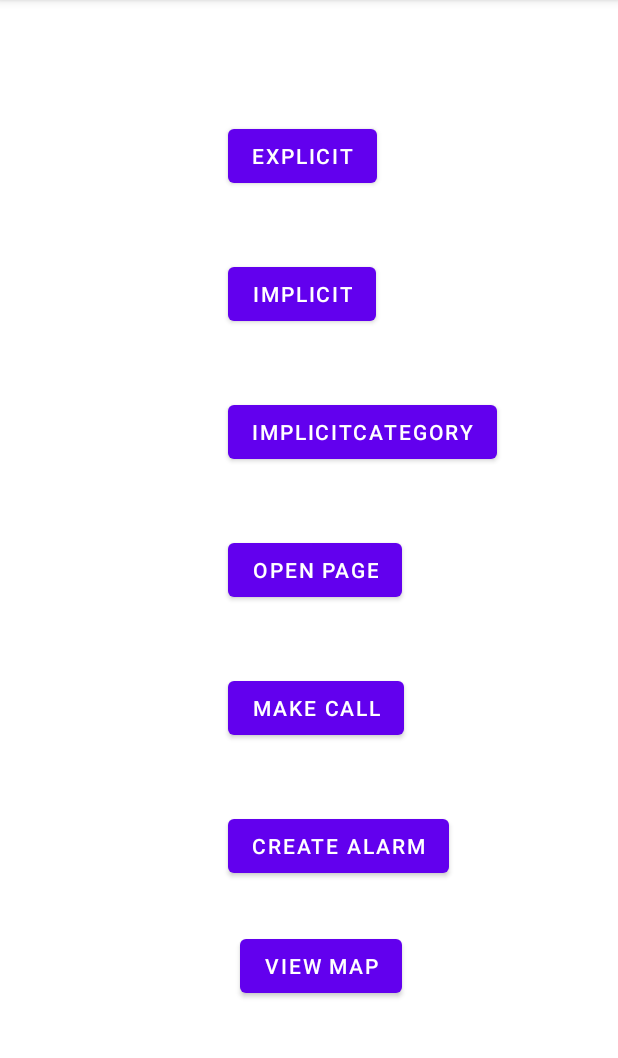
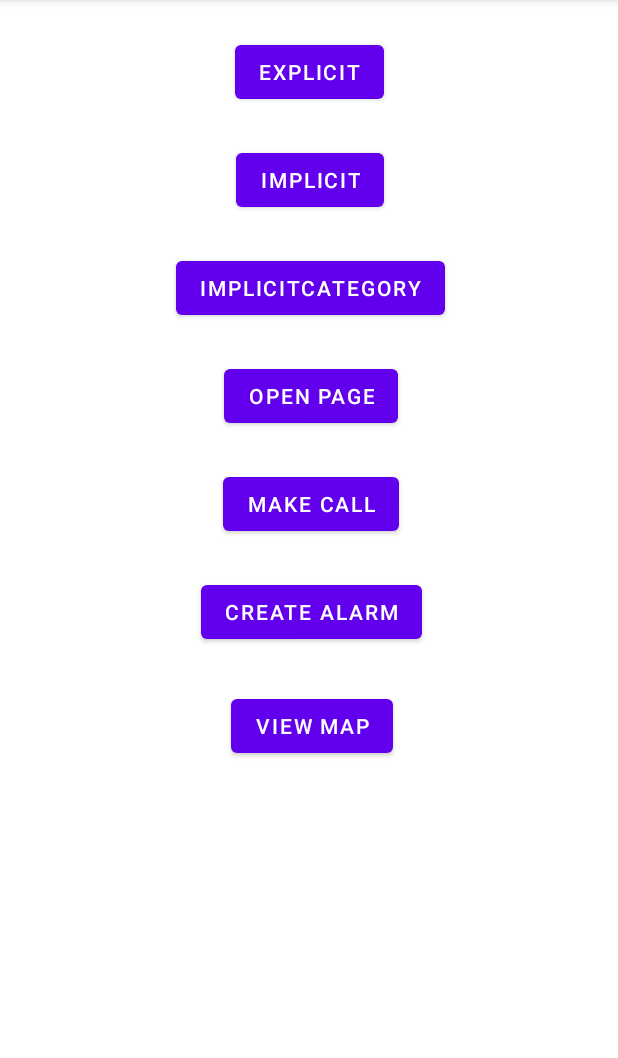
Before and after one commit to netomeira/devapps-android, an Android app: the screen it shows after launch (MainActivity), on a phone screen of 412 x 824 dp, the part 84-1142 px from its top. Run offline under Robolectric (Android 15) with nearby library versions, the phone set to English and light mode, and no system bars.

Commit message:
Update activity_main.xml
Add constraints

```diff
--- a/app/src/main/res/layout/activity_main.xml
+++ b/app/src/main/res/layout/activity_main.xml
@@ -10,9 +10,9 @@
         android:id="@+id/buttonExplicit"
         android:layout_width="wrap_content"
         android:layout_height="wrap_content"
-        android:layout_marginStart="152dp"
-        android:layout_marginTop="80dp"
+        android:layout_marginTop="24dp"
         android:text="Explicit"
+        app:layout_constraintEnd_toEndOf="parent"
         app:layout_constraintStart_toStartOf="parent"
         app:layout_constraintTop_toTopOf="parent" />
 
@@ -20,59 +20,59 @@
         android:id="@+id/buttonImplicit"
         android:layout_width="wrap_content"
         android:layout_height="wrap_content"
-        android:layout_marginStart="152dp"
-        android:layout_marginTop="44dp"
+        android:layout_marginTop="24dp"
         android:text="Implicit"
-        app:layout_constraintStart_toStartOf="parent"
+        app:layout_constraintEnd_toEndOf="@+id/buttonExplicit"
+        app:layout_constraintStart_toStartOf="@+id/buttonExplicit"
         app:layout_constraintTop_toBottomOf="@+id/buttonExplicit" />
 
     <Button
         android:id="@+id/buttonImplicitCategory"
         android:layout_width="wrap_content"
         android:layout_height="wrap_content"
-        android:layout_marginStart="152dp"
-        android:layout_marginTop="44dp"
+        android:layout_marginTop="24dp"
         android:text="ImplicitCategory"
-        app:layout_constraintStart_toStartOf="parent"
+        app:layout_constraintEnd_toEndOf="@+id/buttonImplicit"
+        app:layout_constraintStart_toStartOf="@+id/buttonImplicit"
         app:layout_constraintTop_toBottomOf="@+id/buttonImplicit" />
 
     <Button
         android:id="@+id/buttonOpenPage"
         android:layout_width="wrap_content"
         android:layout_height="wrap_content"
-        android:layout_marginStart="152dp"
-        android:layout_marginTop="44dp"
+        android:layout_marginTop="24dp"
         android:text="Open Page"
-        app:layout_constraintStart_toStartOf="parent"
+        app:layout_constraintEnd_toEndOf="@+id/buttonImplicitCategory"
+        app:layout_constraintStart_toStartOf="@+id/buttonImplicitCategory"
         app:layout_constraintTop_toBottomOf="@+id/buttonImplicitCategory" />
 
     <Button
         android:id="@+id/buttonMakeCall"
         android:layout_width="wrap_content"
         android:layout_height="wrap_content"
-        android:layout_marginStart="152dp"
-        android:layout_marginTop="44dp"
+        android:layout_marginTop="24dp"
         android:text="Make Call"
-        app:layout_constraintStart_toStartOf="parent"
+        app:layout_constraintEnd_toEndOf="@+id/buttonOpenPage"
+        app:layout_constraintStart_toStartOf="@+id/buttonOpenPage"
         app:layout_constraintTop_toBottomOf="@+id/buttonOpenPage" />
 
     <Button
         android:id="@+id/buttonCreateAlarm"
         android:layout_width="wrap_content"
         android:layout_height="wrap_content"
-        android:layout_marginStart="152dp"
-        android:layout_marginTop="44dp"
+        android:layout_marginTop="24dp"
         android:text="Create Alarm"
-        app:layout_constraintStart_toStartOf="parent"
+        app:layout_constraintEnd_toEndOf="@+id/buttonMakeCall"
+        app:layout_constraintStart_toStartOf="@+id/buttonMakeCall"
         app:layout_constraintTop_toBottomOf="@+id/buttonMakeCall" />
 
     <Button
         android:id="@+id/buttonViewMap"
         android:layout_width="wrap_content"
         android:layout_height="wrap_content"
-        android:layout_marginStart="160dp"
-        android:layout_marginTop="32dp"
+        android:layout_marginTop="28dp"
         android:text="View Map"
-        app:layout_constraintStart_toStartOf="parent"
+        app:layout_constraintEnd_toEndOf="@+id/buttonCreateAlarm"
+        app:layout_constraintStart_toStartOf="@+id/buttonCreateAlarm"
         app:layout_constraintTop_toBottomOf="@+id/buttonCreateAlarm" />
 </androidx.constraintlayout.widget.ConstraintLayout>
```
